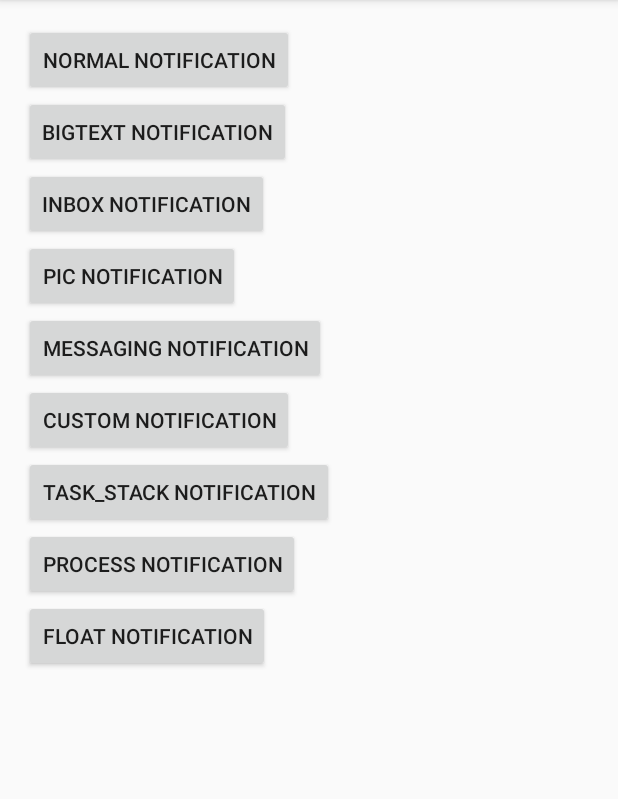
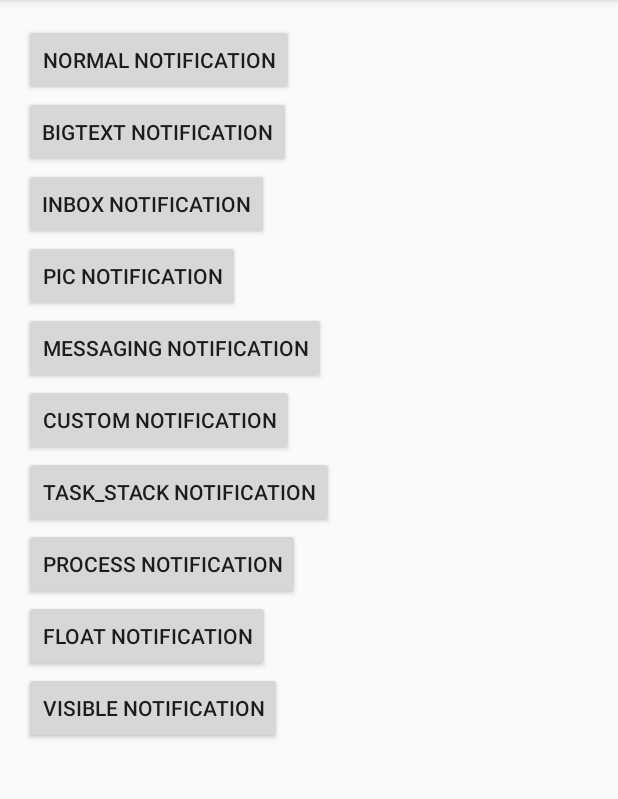
Before and after one commit to huanglongyu/Demos, an Android app: the screen it shows after launch (MainActivity), on a phone screen of 412 x 824 dp, the part 84-883 px from its top. Run offline under Robolectric (Android 15) with nearby library versions, the phone set to English and light mode, and no system bars.

Commit message:
[Notification] add visible notification

```diff
--- a/Android/Notification/app/src/main/java/com/example/hly/notificationdemo/MainActivity.java
+++ b/Android/Notification/app/src/main/java/com/example/hly/notificationdemo/MainActivity.java
@@ -26,6 +26,7 @@ public class MainActivity extends AppCompatActivity implements View.OnClickListe
         findViewById(R.id.task_stack).setOnClickListener(this);
         findViewById(R.id.process).setOnClickListener(this);
         findViewById(R.id.hands_up).setOnClickListener(this);
+        findViewById(R.id.visible).setOnClickListener(this);
     }
 
     @Override
@@ -55,6 +56,9 @@ public class MainActivity extends AppCompatActivity implements View.OnClickListe
             case R.id.hands_up:
                 mNotificationCompatImpl = new FloatNotification(MainActivity.this);
                 break;
+            case R.id.visible:
+                mNotificationCompatImpl = new VisibleNotification(MainActivity.this);
+                break;
             case R.id.message:
                 mNotificationCompatImpl = new MessagingNotification(MainActivity.this);
                 ((MessagingNotification)mNotificationCompatImpl).showTwo();
--- a/Android/Notification/app/src/main/res/layout/activity_main.xml
+++ b/Android/Notification/app/src/main/res/layout/activity_main.xml
@@ -64,4 +64,10 @@
         android:layout_width="wrap_content"
         android:layout_height="wrap_content"
         android:text="float notification" />
+
+    <Button
+        android:id="@+id/visible"
+        android:layout_width="wrap_content"
+        android:layout_height="wrap_content"
+        android:text="visible notification" />
 </LinearLayout>
```
Also changed, not shown: Android/Notification/app/src/main/java/com/example/hly/notificationdemo/VisibleNotification.java (added, +29 -0 lines).
